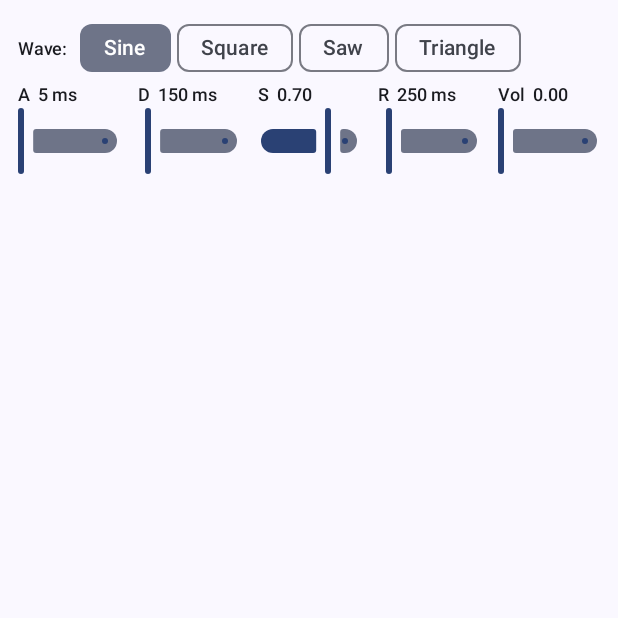
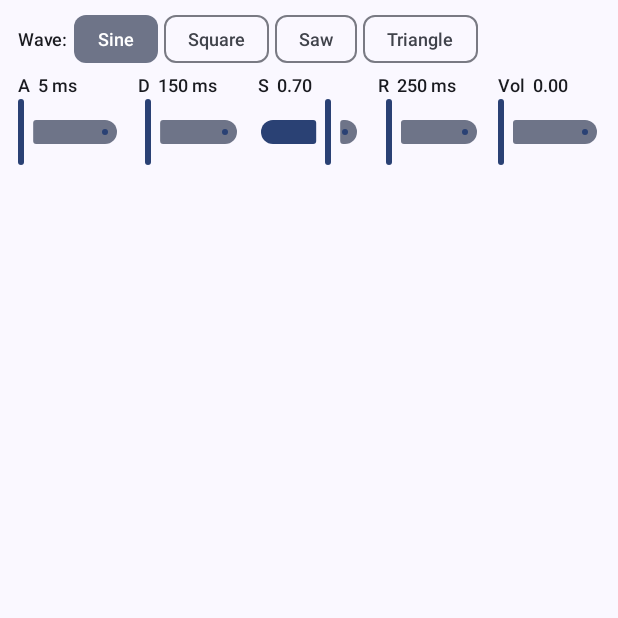
Before and after one commit to Ranzlappen/Synth-piano-web, an Android app built with Jetpack Compose: the composable SynthControlsBar called with empty values, on a phone screen of 412 x 824 dp, the top half of it. Run offline under Robolectric (Android 15) with nearby library versions, the phone set to English and light mode, and no system bars.

Commit message:
Fix collapsed keyboard on small landscape screens
PlayScreen wrapped the PianoKeyboard with Modifier.fillMaxSize() inside
a Column. fillMaxSize does not claim leftover space inside a Column —
weight(1f) does. The Canvas inside PianoKeyboard then resolves to
~0 dp tall, leaving only the C-octave labels barely visible above the
nav bar (visible in the user-reported screenshot at ~360dp landscape).

Switch to Modifier.weight(1f).fillMaxWidth() with a heightIn(min=120dp)
floor so even an extreme small screen reserves a playable strip. Also
trim the synth controls bar vertical padding from 8dp to 2dp and drop
the chord-pad strip from 72dp to 56dp to give the keyboard more room.

```diff
--- a/app/src/main/java/io/github/ranzlappen/synthpiano/ui/play/SynthControls.kt
+++ b/app/src/main/java/io/github/ranzlappen/synthpiano/ui/play/SynthControls.kt
@@ -3,10 +3,8 @@ package io.github.ranzlappen.synthpiano.ui.play
 import androidx.compose.foundation.layout.Arrangement
 import androidx.compose.foundation.layout.Column
 import androidx.compose.foundation.layout.Row
-import androidx.compose.foundation.layout.Spacer
 import androidx.compose.foundation.layout.fillMaxWidth
 import androidx.compose.foundation.layout.padding
-import androidx.compose.foundation.layout.width
 import androidx.compose.material3.FilterChip
 import androidx.compose.material3.MaterialTheme
 import androidx.compose.material3.Slider
@@ -27,16 +25,17 @@ fun SynthControlsBar(
     onMasterAmp: (Float) -> Unit,
     modifier: Modifier = Modifier,
 ) {
-    Column(modifier = modifier.padding(horizontal = 12.dp, vertical = 8.dp)) {
-        Row(verticalAlignment = androidx.compose.ui.Alignment.CenterVertically) {
+    Column(modifier = modifier.padding(horizontal = 12.dp, vertical = 2.dp)) {
+        Row(
+            verticalAlignment = androidx.compose.ui.Alignment.CenterVertically,
+            horizontalArrangement = Arrangement.spacedBy(4.dp),
+        ) {
             Text("Wave:", style = MaterialTheme.typography.labelMedium)
-            Spacer(Modifier.width(8.dp))
             Waveform.values().forEach { w ->
                 FilterChip(
                     selected = w == waveform,
                     onClick = { onWaveform(w) },
-                    label = { Text(w.displayName()) },
-                    modifier = Modifier.padding(end = 4.dp),
+                    label = { Text(w.displayName(), style = MaterialTheme.typography.labelMedium) },
                 )
             }
         }
```
Also changed, not shown: app/src/main/java/io/github/ranzlappen/synthpiano/ui/play/PlayScreen.kt (+9 -3 lines).
